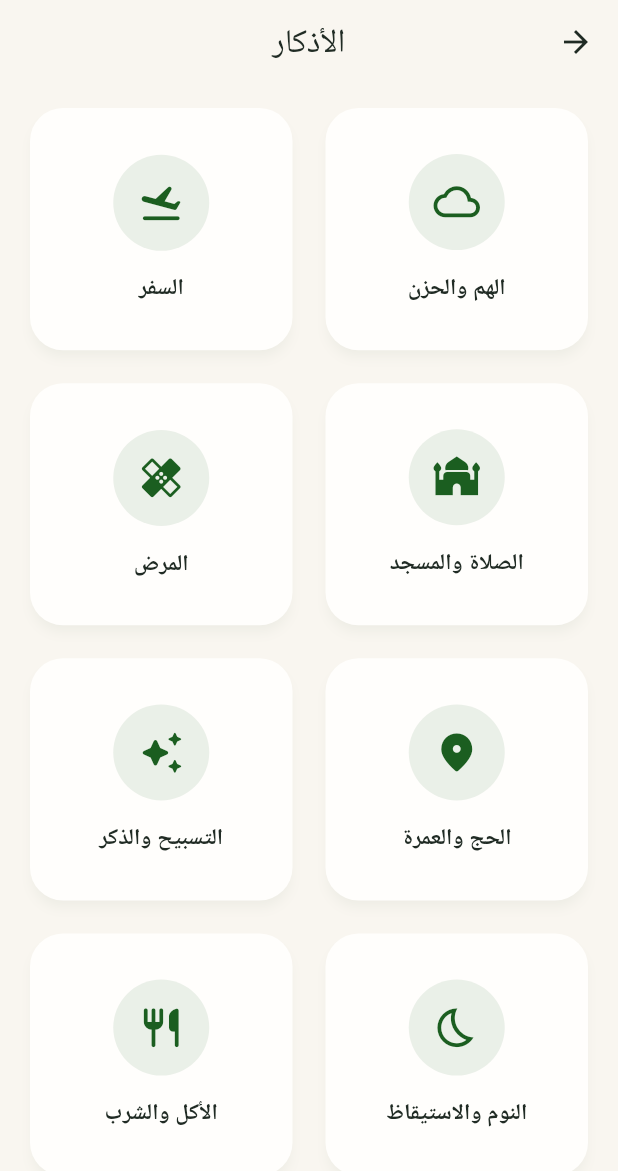
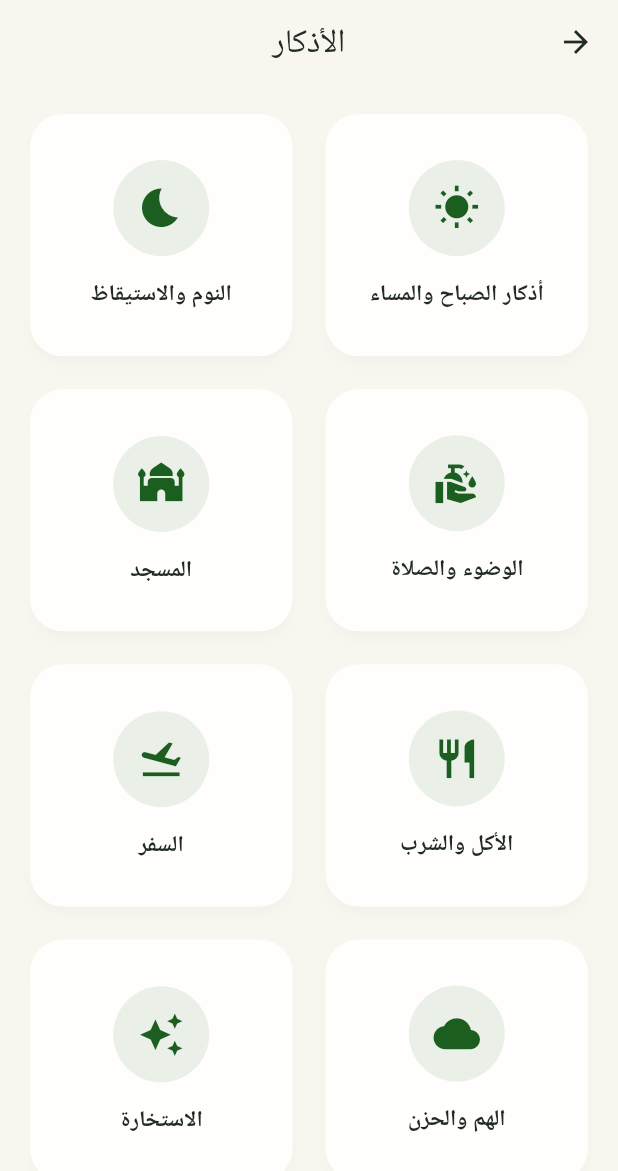
Before and after one commit to mhrosye-oss/Byian, a Flutter app: the NewAdhkarScreen screen opened directly, on a phone screen of 412 x 824 dp. Shown: the top 1171 px of the screen. Run offline on Flutter 3.47's test engine with Material 3 defaults, Android fonts, the phone set to English and light mode, and no system bars; our stand-ins replace adhan, dio, flutter_compass, flutter_local_notifications, flutter_riverpod, flutter_timezone and 8 more; missing offline and left inert: record; accounts and stored records are empty; Roboto replaces fonts that are missing (Tajawal).

Commit message:
Feat: All local updates (Adhkar, Duas, Dark Mode, Languages, Mushaf)

```diff
--- /dev/null
+++ b/assets/data/adhkar_categories.json
@@ -0,0 +1,17 @@
+[
+  {"id": "morning_evening", "title": "أذكار الصباح والمساء", "icon": "wb_sunny", "color": "orange"},
+  {"id": "sleep_wake", "title": "النوم والاستيقاظ", "icon": "bedtime", "color": "indigo"},
+  {"id": "wudu_prayer", "title": "الوضوء والصلاة", "icon": "clean_hands", "color": "teal"},
+  {"id": "mosque", "title": "المسجد", "icon": "mosque", "color": "green"},
+  {"id": "food_drink", "title": "الأكل والشرب", "icon": "restaurant", "color": "brown"},
+  {"id": "travel", "title": "السفر", "icon": "flight_takeoff", "color": "blue"},
+  {"id": "sadness", "title": "الهم والحزن", "icon": "cloud", "color": "grey"},
+  {"id": "istikharah", "title": "الاستخارة", "icon": "auto_awesome", "color": "purple"},
+  {"id": "sickness", "title": "المرض", "icon": "healing", "color": "red"},
+  {"id": "debt", "title": "قضاء الدين", "icon": "account_balance", "color": "amber"},
+  {"id": "marriage", "title": "الزواج", "icon": "favorite", "color": "pink"},
+  {"id": "rain", "title": "المطر والرعد", "icon": "water_drop", "color": "lightBlue"},
+  {"id": "home", "title": "المنزل", "icon": "home", "color": "deepOrange"},
+  {"id": "clothing", "title": "اللباس", "icon": "checkroom", "color": "cyan"},
+  {"id": "misc", "title": "أذكار متنوعة", "icon": "star", "color": "yellow"}
+]
--- a/lib/features/adhkar/screens/new_adhkar_screen.dart
+++ b/lib/features/adhkar/screens/new_adhkar_screen.dart
@@ -1,86 +1,91 @@
+import 'dart:convert';
 import 'package:flutter/material.dart';
+import 'package:flutter/services.dart';
+import 'adhkar_detail_screen.dart';
 
-class NewAdhkarScreen extends StatelessWidget {
+class NewAdhkarScreen extends StatefulWidget {
   const NewAdhkarScreen({super.key});
+  @override
+  State<NewAdhkarScreen> createState() => _NewAdhkarScreenState();
+}
 
-  static const Color _green = Color(0xFF1B5E20);
+class _NewAdhkarScreenState extends State<NewAdhkarScreen> {
+  List<dynamic> _categories = [];
+  bool _isLoading = true;
 
-  static const List<({String title, IconData icon})> _categories = [
-    (title: 'الهم والحزن', icon: Icons.cloud_outlined),
-    (title: 'السفر', icon: Icons.flight_takeoff_rounded),
-    (title: 'الصلاة والمسجد', icon: Icons.mosque_rounded),
-    (title: 'المرض', icon: Icons.healing_rounded),
-    (title: 'الحج والعمرة', icon: Icons.place_rounded),
-    (title: 'التسبيح والذكر', icon: Icons.auto_awesome_rounded),
-    (title: 'النوم والاستيقاظ', icon: Icons.bedtime_outlined),
-    (title: 'الأكل والشرب', icon: Icons.restaurant_rounded),
-    (title: 'الزواج', icon: Icons.favorite_border_rounded),
-    (title: 'الدخول والخروج', icon: Icons.door_front_door_outlined),
-  ];
+  @override
+  void initState() {
+    super.initState();
+    _loadCategories();
+  }
+
+  Future<void> _loadCategories() async {
+    try {
+      final String response = await rootBundle.loadString('assets/data/adhkar_categories.json');
+      setState(() {
+        _categories = json.decode(response);
+        _isLoading = false;
+      });
+    } catch (e) {
+      setState(() => _isLoading = false);
+    }
+  }
+
+  IconData _getIcon(String iconName) {
+    switch (iconName) {
+      case 'wb_sunny': return Icons.wb_sunny;
+      case 'bedtime': return Icons.bedtime;
+      case 'clean_hands': return Icons.clean_hands;
+      case 'mosque': return Icons.mosque;
+      case 'restaurant': return Icons.restaurant;
+      case 'flight_takeoff': return Icons.flight_takeoff;
+      case 'cloud': return Icons.cloud;
+      case 'auto_awesome': return Icons.auto_awesome;
+      case 'healing': return Icons.healing;
+      case 'account_balance': return Icons.account_balance;
+      case 'favorite': return Icons.favorite;
+      case 'water_drop': return Icons.water_drop;
+      case 'home': return Icons.home;
+      case 'checkroom': return Icons.checkroom;
+      default: return Icons.star;
+    }
+  }
 
   @override
   Widget build(BuildContext context) {
     final theme = Theme.of(context);
-    final textColor =
-        theme.textTheme.bodyLarge?.color ?? theme.colorScheme.onSurface;
-
     return Scaffold(
       backgroundColor: theme.scaffoldBackgroundColor,
-      appBar: AppBar(
-        title: const Text('الأذكار'),
-        centerTitle: true,
-      ),
-      body: GridView.builder(
-        padding: const EdgeInsets.fromLTRB(16, 12, 16, 24),
+      appBar: AppBar(title: const Text('الأذكار'), centerTitle: true),
+      body: _isLoading
+          ? const Center(child: CircularProgressIndicator(color: Color(0xFF1B5E20)))
+          : GridView.builder(
+              padding: const EdgeInsets.all(16),
               itemCount: _categories.length,
               gridDelegate: const SliverGridDelegateWithFixedCrossAxisCount(
-          crossAxisCount: 2,
-          crossAxisSpacing: 14,
-          mainAxisSpacing: 14,
-          childAspectRatio: 1.08,
+                crossAxisCount: 2, crossAxisSpacing: 14, mainAxisSpacing: 14, childAspectRatio: 1.08,
               ),
               itemBuilder: (context, index) {
-          final category = _categories[index];
-
+                final cat = _categories[index];
                 return Card(
                   color: theme.cardColor,
                   elevation: 3,
-            shadowColor: _green.withOpacity(.09),
-            shape: RoundedRectangleBorder(
-              borderRadius: BorderRadius.circular(22),
-            ),
+                  shape: RoundedRectangleBorder(borderRadius: BorderRadius.circular(22)),
                   child: InkWell(
                     borderRadius: BorderRadius.circular(22),
-              onTap: () {},
+                    onTap: () => Navigator.push(context, MaterialPageRoute(builder: (_) => AdhkarDetailScreen(categoryId: cat['id'], categoryTitle: cat['title']))),
                     child: Padding(
                       padding: const EdgeInsets.all(12),
                       child: Column(
                         mainAxisAlignment: MainAxisAlignment.center,
                         children: [
                           Container(
-                      width: 64,
-                      height: 64,
-                      decoration: BoxDecoration(
-                        color: _green.withOpacity(.09),
-                        shape: BoxShape.circle,
-                      ),
-                      child: Icon(
-                        category.icon,
-                        color: _green,
-                        size: 31,
-                      ),
+                            width: 64, height: 64,
+                            decoration: BoxDecoration(color: const Color(0xFF1B5E20).withOpacity(.09), shape: BoxShape.circle),
+                            child: Icon(_getIcon(cat['icon']), color: const Color(0xFF1B5E20), size: 31),
                           ),
                           const SizedBox(height: 14),
-                    Text(
-                      category.title,
-                      textAlign: TextAlign.center,
-                      textDirection: TextDirection.rtl,
-                      style: TextStyle(
-                        color: textColor,
-                        fontSize: 15,
-                        fontWeight: FontWeight.w700,
-                      ),
-                    ),
+                          Text(cat['title'], textAlign: TextAlign.center, style: TextStyle(color: theme.textTheme.bodyLarge?.color, fontSize: 15, fontWeight: FontWeight.w700)),
                         ],
                       ),
                     ),
```
Also changed, not shown: assets/data/adhkar_data.json (added, +70 -0 lines), assets/data/duas_data.json (added, +17 -0 lines), lib/app.dart (+25 -4 lines), lib/features/adhkar/screens/adhkar_detail_screen.dart (added, +87 -0 lines), lib/features/adhkar/screens/duas_screen.dart (added, +82 -0 lines), lib/features/home/home_screen.dart (+7 -4 lines), lib/features/home/widgets/custom_drawer.dart (+20 -4 lines), lib/features/mushaf/mushaf_page_screen.dart (+21 -0 lines), lib/main.dart (+8 -1 lines). Lines whose indentation alone changed are shown as unchanged.
